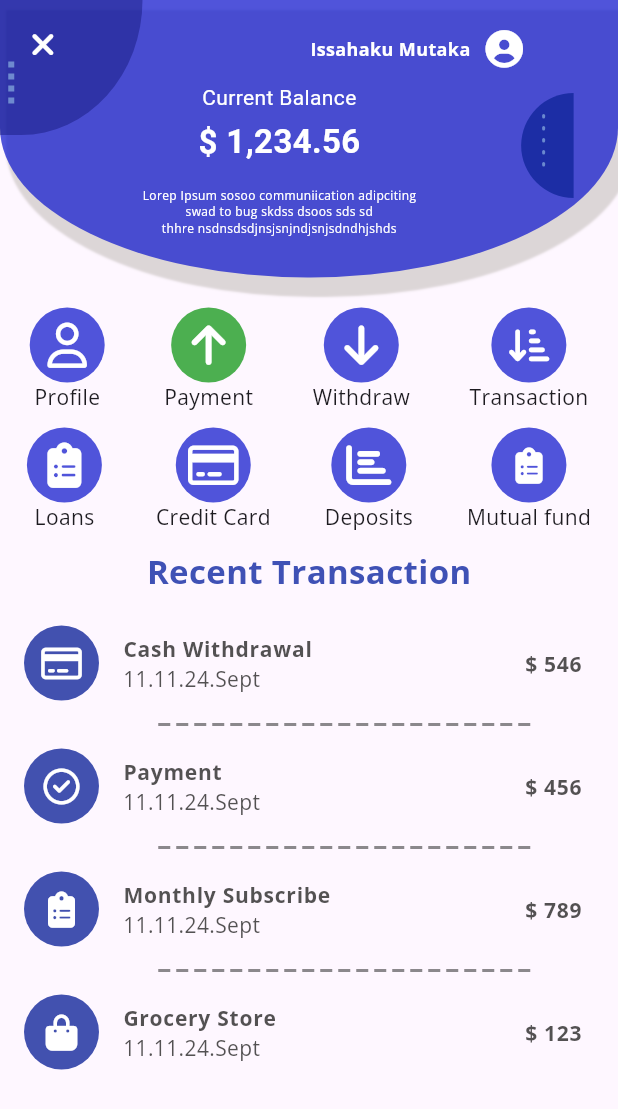
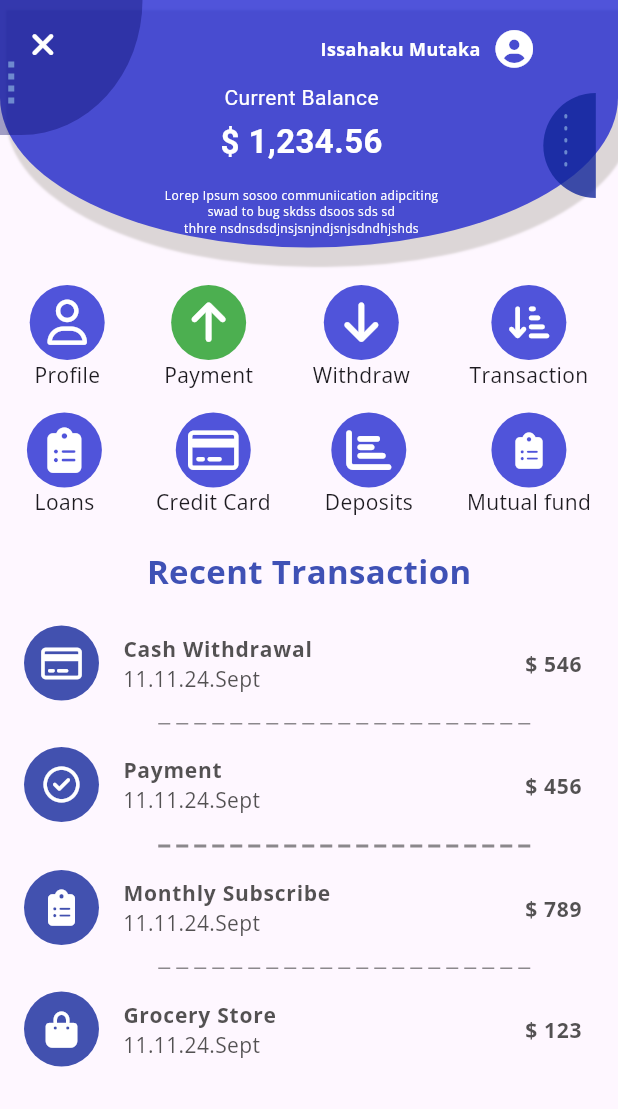
Before and after one commit to ismunta/dashboard, a Flutter app: the screen it shows after launch, on a phone screen of 412 x 824 dp. Shown: the top 1109 px of the screen. Run offline on Flutter 3.47's test engine with Material 3 defaults, Android fonts, the phone set to English and light mode, and no system bars; drawn by our look-alikes of dotted_line; our stand-ins replace font_awesome_flutter, google_fonts.

Commit message:
my final commit

```diff
--- a/lib/home.dart
+++ b/lib/home.dart
@@ -1,6 +1,6 @@
+import 'package:dotted_line/dotted_line.dart';
 import 'package:flutter/material.dart';
 import 'package:font_awesome_flutter/font_awesome_flutter.dart';
-import 'package:dotted_line/dotted_line.dart';
 import 'package:google_fonts/google_fonts.dart';
 
 class Myhome extends StatelessWidget {
@@ -9,11 +9,13 @@ class Myhome extends StatelessWidget {
   @override
   Widget build(BuildContext context) {
     return Scaffold(
-      body: Column(
+      body: ListView(
+        children: [
+          Column(
           children: [
             Container(
               width: MediaQuery.of(context).size.width,
-            height: 185,
+              height: 165,
               decoration: const BoxDecoration(
                   borderRadius:
                   BorderRadius.vertical(bottom: Radius.elliptical(205, 100)),
@@ -25,11 +27,14 @@ class Myhome extends StatelessWidget {
                         color: Color(0xd9d6d0d0),
                         spreadRadius: 3)
                   ]),
-            child: Wrap(
-              direction: flipAxis(Axis.horizontal),
+              child: Row(
+                //direction: flipAxis(Axis.horizontal),
                 children: [
+                  //Expanded(
+                  // child:
                   Column(
                     mainAxisAlignment: MainAxisAlignment.start,
+                    crossAxisAlignment: CrossAxisAlignment.start,
                     children: [
                       Container(
                         width: 95,
@@ -65,12 +70,17 @@ class Myhome extends StatelessWidget {
                       ),
                     ],
                   ),
-                Column(
+                  //),
+                  Expanded(
+                    child: Column(
                       mainAxisAlignment: MainAxisAlignment.start,
                       children: [
                         Padding(
-                      padding: const EdgeInsets.only(top: 20.0, left: 78),
-                      child: Row(
+                          padding: const EdgeInsets.only(top: 20.0, left: 62),
+                          child:
+                          FittedBox(
+                            child:
+                            Row(
                               children: [
                                 Text(
                                   "Issahaku Mutaka",
@@ -90,10 +100,12 @@ class Myhome extends StatelessWidget {
                               ],
                             ),
                           ),
+                        ),
                         const SizedBox(
                           height: 10,
                         ),
-                    Row(
+                        FittedBox(
+                          child: Row(
                             //mainAxisAlignment: MainAxisAlignment.spaceBetween,
                             children: [
                               Column(
@@ -158,7 +170,9 @@ class Myhome extends StatelessWidget {
                               ),
                             ],
                           ),
+                        ),
                       ],
+                    ),
                   ),
                 ],
               ),
@@ -166,7 +180,7 @@ class Myhome extends StatelessWidget {
             //  ),
 
             const SizedBox(
-            height: 20,
+              height: 25,
             ),
 
             Row(
@@ -250,7 +264,7 @@ class Myhome extends StatelessWidget {
               ],
             ),
             const SizedBox(
-            height: 10,
+              height: 15,
             ),
             Row(
               mainAxisAlignment: MainAxisAlignment.spaceAround,
@@ -335,7 +349,7 @@ class Myhome extends StatelessWidget {
               ],
             ),
             const SizedBox(
-            height: 10,
+              height: 20,
             ),
             Text(
               "Recent Transaction",
@@ -362,33 +376,35 @@ class Myhome extends StatelessWidget {
               title: Text(
                 "Cash Withdrawal",
                 style: GoogleFonts.openSans(
-                  color: Color(0xd9353434),
+                    color: const Color(0xd9353434),
                     fontWeight: FontWeight.bold,
                     fontSize: 14),
               ),
               subtitle: Text(
                 "11.11.24.Sept",
-              style: GoogleFonts.openSans(color: Color(0xd9353434)),
+                style: GoogleFonts.openSans(color: const Color(0xd9353434)),
               ),
               trailing: Text(
                 "\$ 546",
                 style: GoogleFonts.openSans(
-                  color: Color(0xd9353434),
+                    color: const Color(0xd9353434),
                     fontWeight: FontWeight.bold,
                     fontSize: 14),
               ),
             ),
             const Padding(
               padding: EdgeInsets.only(left: 58.0, top: 4, bottom: 4),
+              child: FittedBox(
+                fit: BoxFit.fitWidth,
                 child: DottedLine(
-              alignment: WrapAlignment.end,
-              lineThickness: 2,
+                  alignment: WrapAlignment.center,
+                  lineThickness: 1,
                   dashLength: 8,
                   lineLength: 259,
                   dashColor: Colors.black45,
                 ),
               ),
-
+            ),
             ListTile(
               leading: Container(
                   width: 50,
@@ -422,12 +438,14 @@ class Myhome extends StatelessWidget {
             ),
             const Padding(
               padding: EdgeInsets.only(left: 58.0, top: 4, bottom: 4),
+              child: FittedBox(
                 child: DottedLine(
                   alignment: WrapAlignment.end,
                   lineThickness: 2,
                   dashLength: 8,
                   lineLength: 259,
                   dashColor: Colors.black45,
+                ),
               ),
             ),
 
@@ -464,15 +482,17 @@ class Myhome extends StatelessWidget {
             ),
             const Padding(
               padding: EdgeInsets.only(left: 58.0, top: 4, bottom: 4),
+              child: FittedBox(
+                fit: BoxFit.fitWidth,
                 child: DottedLine(
-              alignment: WrapAlignment.end,
-              lineThickness: 2,
+                  alignment: WrapAlignment.center,
+                  lineThickness: 1,
                   dashLength: 8,
                   lineLength: 259,
                   dashColor: Colors.black45,
                 ),
               ),
-
+            ),
             ListTile(
               leading: Container(
                   width: 50,
@@ -506,6 +526,9 @@ class Myhome extends StatelessWidget {
             ),
           ],
         ),
+        ]
+
+      ),
     );
   }
 }
```
Also changed, not shown: lib/clippto.dart (+7 -6 lines). Lines whose indentation alone changed are shown as unchanged.
